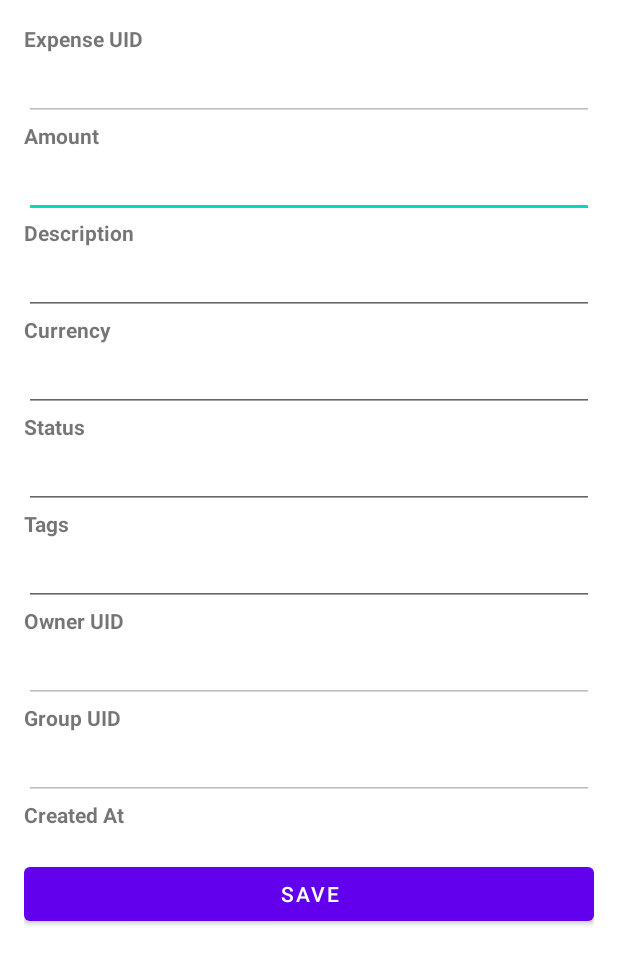
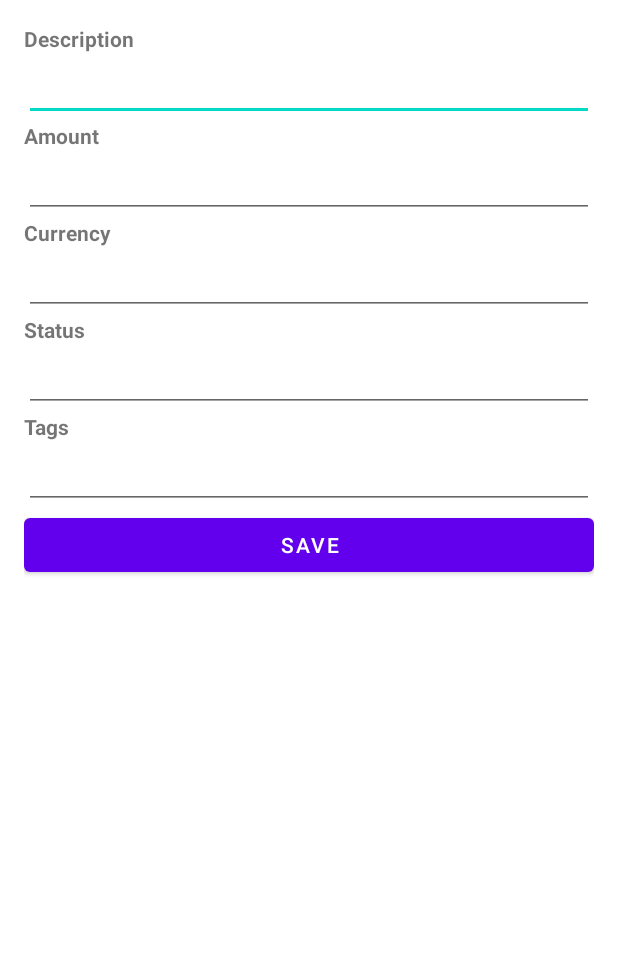
Before and after one commit to MiguelMarcelino/Expensiarmus, an Android app: the layout fragment_expense_creation.xml on its own in the app's theme, with its tools: preview values and no code run, on a phone screen of 412 x 824 dp. Shown: the top 964 px of the screen. Run offline under Robolectric (Android 15) with nearby library versions, the phone set to English and light mode, and no system bars.

Commit message:
fix: Fix expense creation view issues

```diff
--- a/app/src/main/java/com/spellshare/expensiarmus/dbconnector/ExpenseConnector.kt
+++ b/app/src/main/java/com/spellshare/expensiarmus/dbconnector/ExpenseConnector.kt
@@ -56,7 +56,6 @@ class ExpenseConnector : Connector<ExpenseItem> {
 
         // Create a new expense object
         val expense = ExpenseItem(
-            uid = UUID.randomUUID().toString(), // Generate uid for new ExpenseItem
             amount = expenseItem.amount,
             description = expenseItem.description,
             currency = expenseItem.currency,
@@ -68,8 +67,7 @@ class ExpenseConnector : Connector<ExpenseItem> {
 
         // Add a new document with a generated ID
         db.collection("expenses")
-            .document(expense.uid)  // Use id as the document ID
-            .set(expense)
+            .add(expense)
             .addOnSuccessListener {
                 Log.d(TAG, "Expense added successfully")
             }
--- a/app/src/main/res/layout/fragment_expense_creation.xml
+++ b/app/src/main/res/layout/fragment_expense_creation.xml
@@ -12,15 +12,14 @@
         <TextView
             android:layout_width="wrap_content"
             android:layout_height="wrap_content"
-            android:text="Expense UID"
+            android:text="Description"
             android:textStyle="bold" />
 
         <EditText
-            android:id="@+id/expenseUid"
+            android:id="@+id/expenseDescription"
             android:layout_width="match_parent"
             android:layout_height="wrap_content"
-            android:inputType="text"
-            android:enabled="false" />
+            android:inputType="text" />
 
         <TextView
             android:layout_width="wrap_content"
@@ -33,18 +32,6 @@
             android:layout_width="match_parent"
             android:layout_height="wrap_content"
             android:inputType="numberDecimal" />
-
-        <TextView
-            android:layout_width="wrap_content"
-            android:layout_height="wrap_content"
-            android:text="Description"
-            android:textStyle="bold" />
-
-        <EditText
-            android:id="@+id/expenseDescription"
-            android:layout_width="match_parent"
-            android:layout_height="wrap_content"
-            android:inputType="text" />
 
         <TextView
             android:layout_width="wrap_content"
@@ -82,43 +69,6 @@
             android:layout_height="wrap_content"
             android:inputType="text" />
 
-        <TextView
-            android:layout_width="wrap_content"
-            android:layout_height="wrap_content"
-            android:text="Owner UID"
-            android:textStyle="bold" />
-
-        <EditText
-            android:id="@+id/expenseOwnerUid"
-            android:layout_width="match_parent"
-            android:layout_height="wrap_content"
-            android:inputType="text"
-            android:enabled="false" />
-
-        <TextView
-            android:layout_width="wrap_content"
-            android:layout_height="wrap_content"
-            android:text="Group UID"
-            android:textStyle="bold" />
-
-        <EditText
-            android:id="@+id/expenseGroupUid"
-            android:layout_width="match_parent"
-            android:layout_height="wrap_content"
-            android:inputType="text"
-            android:enabled="false" />
-
-        <TextView
-            android:layout_width="wrap_content"
-            android:layout_height="wrap_content"
-            android:text="Created At"
-            android:textStyle="bold" />
-
-        <TextView
-            android:id="@+id/expenseCreatedAt"
-            android:layout_width="match_parent"
-            android:layout_height="wrap_content" />
-
         <Button
             android:id="@+id/saveButton"
             android:layout_width="match_parent"
--- a/app/src/main/res/layout/fragment_group_detail.xml
+++ b/app/src/main/res/layout/fragment_group_detail.xml
@@ -40,6 +40,7 @@
         android:layout_gravity="bottom|end"
         android:layout_marginEnd="@dimen/fab_margin"
         android:layout_marginBottom="16dp"
+        android:contentDescription="Button to add an expense"
         app:fabSize="normal"
         app:srcCompat="@android:drawable/ic_menu_add" />
 
--- a/app/src/main/res/navigation/mobile_navigation.xml
+++ b/app/src/main/res/navigation/mobile_navigation.xml
@@ -27,11 +27,11 @@
         tools:layout="@layout/fragment_group_detail" >
         <action
             android:id="@+id/action_nav_group_detail_to_nav_expense_detail"
-            app:destination="@id/nav_group_detail" />
+            app:destination="@id/nav_expense_detail" />
     </fragment>
 
     <fragment
         android:id="@+id/nav_expense_detail"
-        android:name="com.spellshare.expensiarmus.ui.expenseDetail.ExpenseDetailFragment"
-        android:label="Expense Detail Fragment" />
+        android:name="com.spellshare.expensiarmus.ui.expenseCreation.ExpenseCreationFragment"
+        tools:layout="@layout/fragment_expense_creation"/>
 </navigation>
```
Also changed, not shown: app/src/main/java/com/spellshare/expensiarmus/data/ExpenseItem.kt (+0 -21 lines), app/src/main/java/com/spellshare/expensiarmus/ui/expenseCreation/ExpenseCreationFragment.kt (renamed from app/src/main/java/com/spellshare/expensiarmus/ui/expenseDetail/ExpenseDetailFragment.kt, +35 -21 lines), app/src/main/java/com/spellshare/expensiarmus/ui/groupDetail/GroupDetailFragment.kt (+16 -2 lines).
